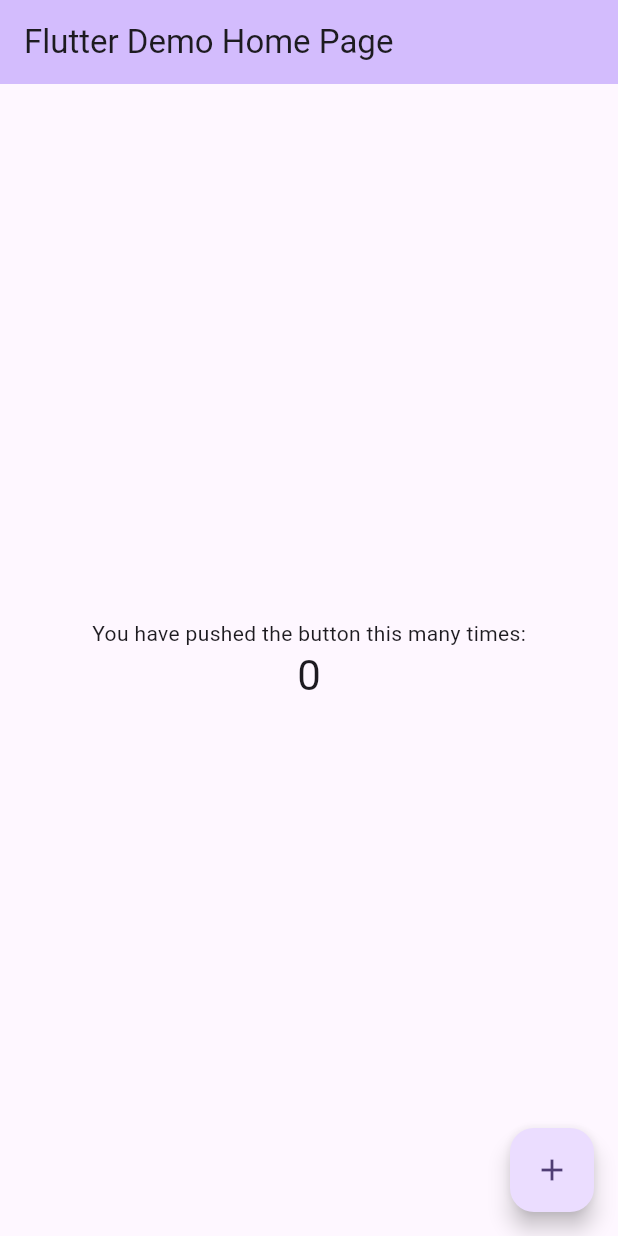
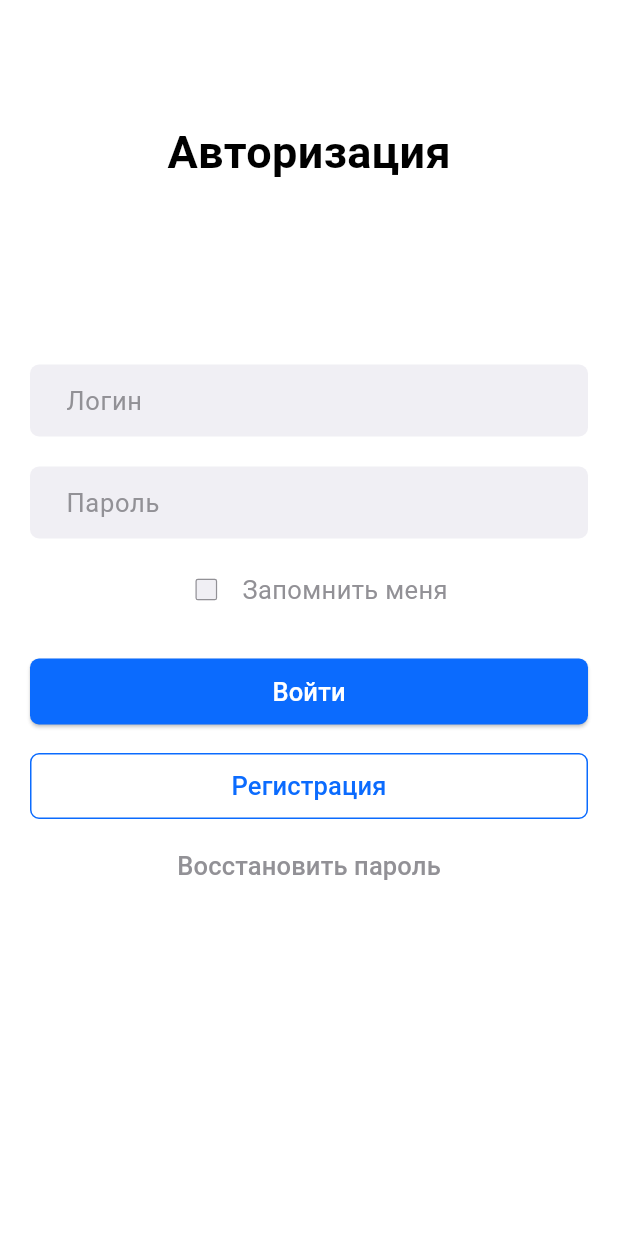
Before and after one commit to 10q4attention/pks-mirea, a Flutter app: the screen it shows after launch, on a phone screen of 412 x 824 dp. Run offline on Flutter 3.47's test engine with Material 3 defaults, Android fonts, the phone set to English and light mode, and no system bars.

```diff
--- a/pks_practice_2/lib/main.dart
+++ b/pks_practice_2/lib/main.dart
@@ -7,119 +7,191 @@ void main() {
 class MyApp extends StatelessWidget {
   const MyApp({super.key});
 
-  // This widget is the root of your application.
   @override
   Widget build(BuildContext context) {
     return MaterialApp(
-      title: 'Flutter Demo',
+      debugShowCheckedModeBanner: false,
       theme: ThemeData(
-        // This is the theme of your application.
-        //
-        // TRY THIS: Try running your application with "flutter run". You'll see
-        // the application has a purple toolbar. Then, without quitting the app,
-        // try changing the seedColor in the colorScheme below to Colors.green
-        // and then invoke "hot reload" (save your changes or press the "hot
-        // reload" button in a Flutter-supported IDE, or press "r" if you used
-        // the command line to start the app).
-        //
-        // Notice that the counter didn't reset back to zero; the application
-        // state is not lost during the reload. To reset the state, use hot
-        // restart instead.
-        //
-        // This works for code too, not just values: Most code changes can be
-        // tested with just a hot reload.
-        colorScheme: ColorScheme.fromSeed(seedColor: Colors.deepPurple),
+        colorScheme: const ColorScheme.light(
+            secondary: Colors.white, primary: Color.fromRGBO(11, 107, 254, 1)),
         useMaterial3: true,
       ),
-      home: const MyHomePage(title: 'Flutter Demo Home Page'),
+      home: const LoginPage(),
     );
   }
 }
 
-class MyHomePage extends StatefulWidget {
-  const MyHomePage({super.key, required this.title});
-
-  // This widget is the home page of your application. It is stateful, meaning
-  // that it has a State object (defined below) that contains fields that affect
-  // how it looks.
-
-  // This class is the configuration for the state. It holds the values (in this
-  // case the title) provided by the parent (in this case the App widget) and
-  // used by the build method of the State. Fields in a Widget subclass are
-  // always marked "final".
-
-  final String title;
+class LoginPage extends StatefulWidget {
+  const LoginPage({super.key});
 
   @override
-  State<MyHomePage> createState() => _MyHomePageState();
+  LoginPageState createState() => LoginPageState();
 }
 
-class _MyHomePageState extends State<MyHomePage> {
-  int _counter = 0;
-
-  void _incrementCounter() {
-    setState(() {
-      // This call to setState tells the Flutter framework that something has
-      // changed in this State, which causes it to rerun the build method below
-      // so that the display can reflect the updated values. If we changed
-      // _counter without calling setState(), then the build method would not be
-      // called again, and so nothing would appear to happen.
-      _counter++;
-    });
-  }
+class LoginPageState extends State<LoginPage> {
+  bool isChecked = false;
 
   @override
   Widget build(BuildContext context) {
-    // This method is rerun every time setState is called, for instance as done
-    // by the _incrementCounter method above.
-    //
-    // The Flutter framework has been optimized to make rerunning build methods
-    // fast, so that you can just rebuild anything that needs updating rather
-    // than having to individually change instances of widgets.
     return Scaffold(
-      appBar: AppBar(
-        // TRY THIS: Try changing the color here to a specific color (to
-        // Colors.amber, perhaps?) and trigger a hot reload to see the AppBar
-        // change color while the other colors stay the same.
-        backgroundColor: Theme.of(context).colorScheme.inversePrimary,
-        // Here we take the value from the MyHomePage object that was created by
-        // the App.build method, and use it to set our appbar title.
-        title: Text(widget.title),
-      ),
-      body: Center(
-        // Center is a layout widget. It takes a single child and positions it
-        // in the middle of the parent.
+      body: Padding(
+        padding: const EdgeInsets.symmetric(horizontal: 20),
         child: Column(
-          // Column is also a layout widget. It takes a list of children and
-          // arranges them vertically. By default, it sizes itself to fit its
-          // children horizontally, and tries to be as tall as its parent.
-          //
-          // Column has various properties to control how it sizes itself and
-          // how it positions its children. Here we use mainAxisAlignment to
-          // center the children vertically; the main axis here is the vertical
-          // axis because Columns are vertical (the cross axis would be
-          // horizontal).
-          //
-          // TRY THIS: Invoke "debug painting" (choose the "Toggle Debug Paint"
-          // action in the IDE, or press "p" in the console), to see the
-          // wireframe for each widget.
-          mainAxisAlignment: MainAxisAlignment.center,
-          children: <Widget>[
-            const Text(
-              'You have pushed the button this many times:',
+          children: [
+            const SizedBox(height: 80),
+            const Align(
+              alignment: Alignment.topCenter,
+              child: Text(
+                'Авторизация',
+                style: TextStyle(
+                  fontWeight: FontWeight.w700,
+                  fontSize: 30,
+                ),
+              ),
             ),
-            Text(
-              '$_counter',
-              style: Theme.of(context).textTheme.headlineMedium,
+            const SizedBox(height: 120),
+            Column(
+              children: [
+                TextField(
+                  decoration: InputDecoration(
+                    contentPadding: const EdgeInsets.symmetric(
+                        vertical: 5.0, horizontal: 20.0),
+                    border: OutlineInputBorder(
+                      borderRadius: BorderRadius.circular(6.0),
+                      borderSide: const BorderSide(
+                        width: 0,
+                        style: BorderStyle.none,
+                      ),
+                    ),
+                    hintText: 'Логин',
+                    hintStyle: const TextStyle(
+                        fontSize: 17.0,
+                        color: Color.fromRGBO(146, 145, 150, 1)),
+                    filled: true,
+                    fillColor: const Color.fromRGBO(240, 239, 244, 1),
+                  ),
+                ),
+                const SizedBox(height: 20),
+                TextField(
+                  decoration: InputDecoration(
+                    contentPadding: const EdgeInsets.symmetric(
+                        vertical: 5.0, horizontal: 20.0),
+                    border: OutlineInputBorder(
+                      borderRadius: BorderRadius.circular(6.0),
+                      borderSide: const BorderSide(
+                        width: 0,
+                        style: BorderStyle.none,
+                      ),
+                    ),
+                    hintText: 'Пароль',
+                    hintStyle: const TextStyle(
+                        fontSize: 17.0,
+                        color: Color.fromRGBO(146, 145, 150, 1)),
+                    filled: true,
+                    fillColor: const Color.fromRGBO(240, 239, 244, 1),
+                  ),
+                ),
+                const SizedBox(height: 10),
+                Row(
+                  mainAxisAlignment: MainAxisAlignment.center,
+                  children: [
+                    Transform.scale(
+                      scale: 0.8,
+                      child: Checkbox(
+                        value: isChecked,
+                        onChanged: (bool? value) {
+                          setState(() {
+                            isChecked = value ?? false;
+                          });
+                        },
+                        fillColor: MaterialStateProperty.resolveWith<Color?>(
+                          (Set<WidgetState> states) {
+                            if (states.contains(WidgetState.selected)) {
+                              return const Color.fromRGBO(11, 107, 254, 1);
+                            }
+                            return const Color.fromRGBO(240, 239, 244, 1);
+                          },
+                        ),
+                        shape: RoundedRectangleBorder(
+                          borderRadius: BorderRadius.circular(2.0),
+                        ),
+                        side: const BorderSide(
+                          width: 1.0,
+                          color: Color.fromRGBO(146, 145, 150, 1),
+                        ),
+                      ),
+                    ),
+                    const SizedBox(
+                      width: 0,
+                    ),
+                    const Text(
+                      'Запомнить меня',
+                      style: TextStyle(
+                          fontSize: 17,
+                          color: Color.fromRGBO(146, 145, 150, 1)),
+                    ),
+                  ],
+                ),
+                const SizedBox(height: 20),
+                ElevatedButton(
+                  style: ElevatedButton.styleFrom(
+                    minimumSize: const Size(double.infinity, 36),
+                    backgroundColor: const Color.fromRGBO(11, 107, 254, 1),
+                    shape: RoundedRectangleBorder(
+                      borderRadius: BorderRadius.circular(6.0),
+                    ),
+                  ),
+                  onPressed: () {},
+                  child: const Padding(
+                    padding:
+                        EdgeInsets.symmetric(vertical: 10.0, horizontal: 10.0),
+                    child: Text(
+                      "Войти",
+                      style: TextStyle(
+                        fontSize: 17.0,
+                        color: Colors.white,
+                      ),
+                    ),
+                  ),
+                ),
+                const SizedBox(height: 15),
+                OutlinedButton(
+                  style: OutlinedButton.styleFrom(
+                    minimumSize: const Size(double.infinity, 36),
+                    shape: RoundedRectangleBorder(
+                      borderRadius: BorderRadius.circular(6.0),
+                    ),
+                    side: const BorderSide(
+                      color: Color.fromRGBO(11, 107, 254, 1),
+                      width: 1.0,
+                    ),
+                  ),
+                  onPressed: () {},
+                  child: const Padding(
+                    padding:
+                        EdgeInsets.symmetric(vertical: 10.0, horizontal: 10.0),
+                    child: Text(
+                      "Регистрация",
+                      style: TextStyle(
+                        fontSize: 17.0,
+                      ),
+                    ),
+                  ),
+                ),
+                const SizedBox(height: 5),
+                TextButton(
+                  onPressed: () {},
+                  child: const Text(
+                    'Восстановить пароль',
+                    style: TextStyle(
+                        fontSize: 17, color: Color.fromRGBO(146, 145, 150, 1)),
+                  ),
+                ),
+              ],
             ),
           ],
         ),
       ),
-      floatingActionButton: FloatingActionButton(
-        onPressed: _incrementCounter,
-        tooltip: 'Increment',
-        child: const Icon(Icons.add),
-      ), // This trailing comma makes auto-formatting nicer for build methods.
     );
   }
 }
```
Also changed, not shown: 1 other file.
